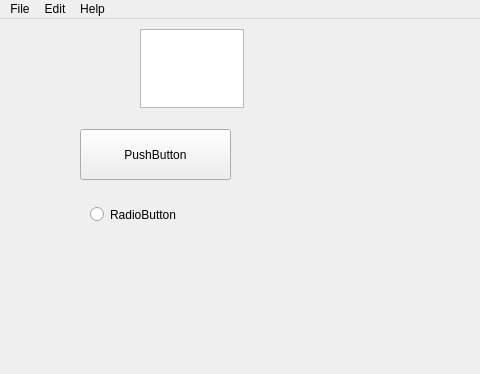
Old version of the form gui_file.ui in the repository anhnda/DemoApp; both pictures show x 0 to 480 and y 0 to 374 of the 1092 by 717 pixel window.
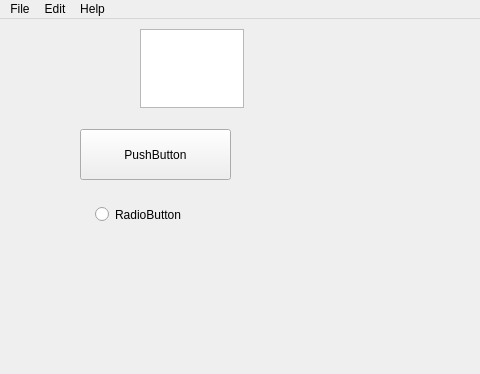
New version of the form.

Patch:
```diff
--- a/gui_file.ui
+++ b/gui_file.ui
@@ -109,6 +109,10 @@
     <property name="autoFillBackground">
      <bool>false</bool>
     </property>
+    <property name="styleSheet">
+     <string notr="true">padding-left: 5px; padding-right: 5px;
+padding-top: 3px; padding-bottom: 3px;</string>
+    </property>
     <property name="text">
      <string>RadioButton</string>
     </property>
```
Left out of the diff: 8 changed lines with no effect on the pictures.
